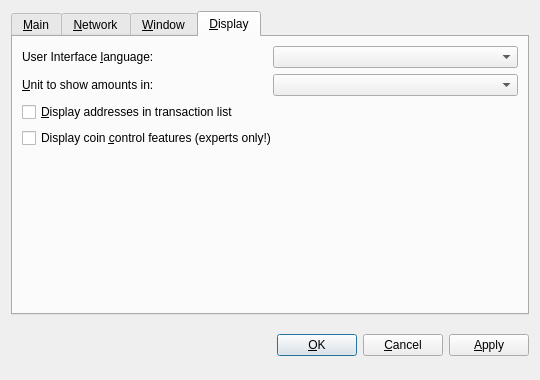
Above: src/qt/forms/optionsdialog.ui from b-desconocido/bdc-project before the change. Below: the same form after it.
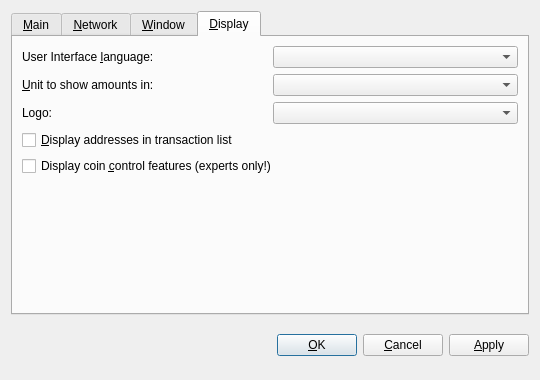
That is the form after the change. The open tabs and pages were chosen to show the change. Custom widgets are drawn as their Qt base class.

Commit message: Change logo option added

```diff
--- a/src/qt/forms/optionsdialog.ui
+++ b/src/qt/forms/optionsdialog.ui
@@ -350,7 +350,31 @@
             <string>Choose the default subdivision unit to show in the interface and when sending coins.</string>
            </property>
           </widget>
+         </item>  
+        </layout>
+       </item>
+        <item>
+        <layout class="QHBoxLayout" name="horizontalLayout_3_Display">
+         <item>
+          <widget class="QLabel" name="logoLabel">
+           <property name="text">
+            <string>Logo:</string>
+           </property>
+           <property name="textFormat">
+            <enum>Qt::PlainText</enum>
+           </property>
+           <property name="buddy">
+            <cstring>logo</cstring>
+           </property>
+          </widget>
          </item>
+         <item>
+          <widget class="QValueComboBox" name="logo">
+           <property name="toolTip">
+            <string>Choose the logo.</string>
+           </property>
+          </widget>
+         </item> 
         </layout>
        </item>
        <item>
```
The commit also changes 21 other files.
